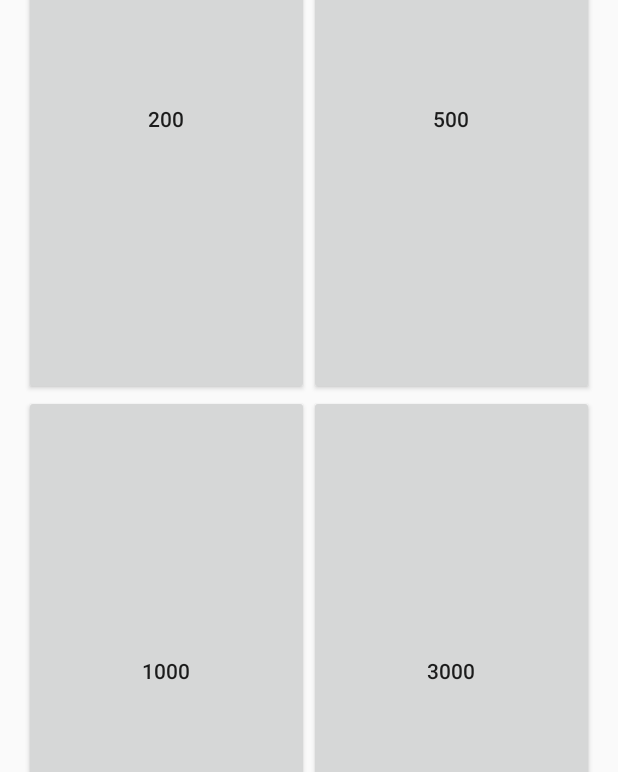
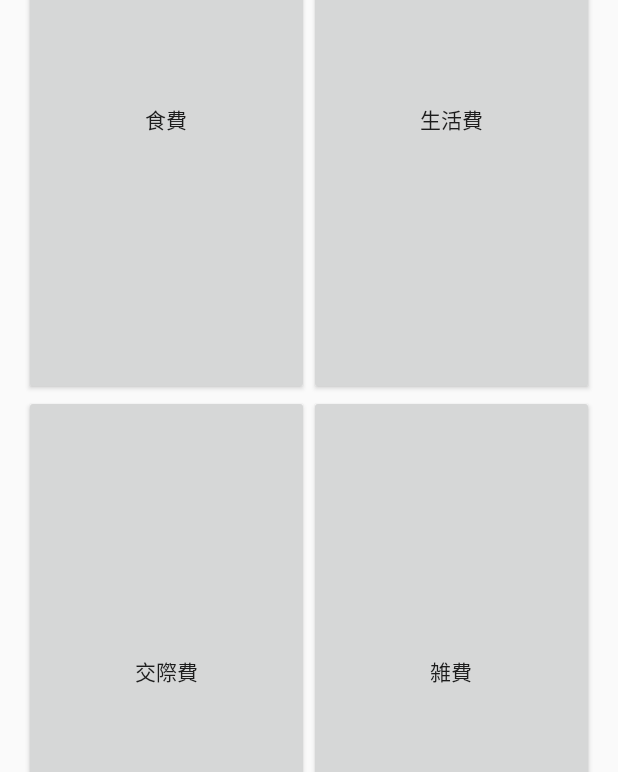
Before and after one commit to monohal/LPAccountBook, an Android app: the screen it shows after launch (LPAccountBookActivity), after a tap on "200", on a phone screen of 412 x 824 dp. Shown: the part 265-1037 px from the top of the screen. Run offline under Robolectric (Android 15) with nearby library versions, the phone set to English and light mode, and no system bars.

Commit message:
データベース未実装

```diff
--- a/app/src/main/java/com/example/hal/lpaccountbook/InputMoneyData.java
+++ b/app/src/main/java/com/example/hal/lpaccountbook/InputMoneyData.java
@@ -2,8 +2,8 @@ package com.example.hal.lpaccountbook;
 
 import android.content.Context;
 import android.content.SharedPreferences;
+import android.util.Log;
 import android.view.View;
-import android.view.ViewGroup;
 import android.widget.Button;
 
 /**
@@ -14,7 +14,8 @@ public class InputMoneyData implements InputState {
     private static final String NOW_STATE = "MONEY";
     private static InputMoneyData singleton = new InputMoneyData();
 
-    SharedPreferences.Editor editor;
+    SharedPreferences.Editor money_editor;
+
     Button btnUL;
     Button btnUR;
     Button btnLL;
@@ -27,23 +28,24 @@ public class InputMoneyData implements InputState {
 
     /**
      * singletonパターン
-     * @return
      */
     public static InputState getInstance(){
         return singleton;
     }
 
     @Override
-    public void Init(Context context, ViewGroup vg){
-        SharedPreferences data = context.getSharedPreferences(MONEY_FILE_NAME, Context.MODE_PRIVATE);
-        editor = data.edit();
-        setMoneyData(data, vg);
+    public void Init(Context context, View v){
+        Log.d("OUTPUT", "IMD");
+        SharedPreferences money_data = context.getSharedPreferences(MONEY_FILE_NAME, Context.MODE_PRIVATE);
+        money_editor = money_data.edit();
+        setMoneyData(money_data, v);
     }
 
     @Override
-    public void setInputData(View v){
-        editor.putInt(MONEY_DATA, getMoneyData(v));
-        editor.apply();
+    public void getInputData(View v){
+        money_editor.putInt(MONEY_DATA, getMoneyData(v));
+        Log.d("OUTPUT", String.valueOf(getMoneyData(v)));
+        money_editor.apply();
     }
 
     @Override
@@ -56,11 +58,11 @@ public class InputMoneyData implements InputState {
         return NOW_STATE;
     }
 
-    public void setMoneyData(SharedPreferences data, ViewGroup vg){
-        btnUL = (Button)vg.findViewById(R.id.button_UL);
-        btnUR = (Button)vg.findViewById(R.id.button_UR);
-        btnLL = (Button)vg.findViewById(R.id.button_LL);
-        btnLR = (Button)vg.findViewById(R.id.button_LR);
+    public void setMoneyData(SharedPreferences data, View v){
+        btnUL = (Button) v.findViewById(R.id.button_UL);
+        btnUR = (Button) v.findViewById(R.id.button_UR);
+        btnLL = (Button) v.findViewById(R.id.button_LL);
+        btnLR = (Button) v.findViewById(R.id.button_LR);
 
         btnUL.setText(String.valueOf(data.getInt(UL, 200)));
         btnUR.setText(String.valueOf(data.getInt(UR, 500)));
--- a/app/src/main/java/com/example/hal/lpaccountbook/InputState.java
+++ b/app/src/main/java/com/example/hal/lpaccountbook/InputState.java
@@ -1,6 +1,7 @@
 package com.example.hal.lpaccountbook;
 
 import android.content.Context;
+import android.content.SharedPreferences;
 import android.view.View;
 import android.view.ViewGroup;
 import android.widget.Button;
@@ -16,7 +17,6 @@ public interface InputState {
     String MONEY_DATA = "MONEY";
     String STRING_DATA = "STRING";
 
-
     String UL = "hl_button";
     String UR = "hr_button";
     String LL = "ll_button";
@@ -25,17 +25,17 @@ public interface InputState {
     /**
      *  ボタンにsettextする
      */
-    void Init(Context context,ViewGroup vg);
+    void Init(Context context,View v);
 
     /**
      *  ボタンにsettextする
      * @param v ボタンをまとめたViewGroupを持ってきてます
      */
-    void setInputData(View v);
+    void getInputData(View v);
 
     /**
      *  現在の状態から次の状態へ移行
-     * @param context
+     * @param context コンテキスト
      * @return 次の状態
      */
     InputState ChangeState(Context context);
--- a/app/src/main/java/com/example/hal/lpaccountbook/InputStringData.java
+++ b/app/src/main/java/com/example/hal/lpaccountbook/InputStringData.java
@@ -2,41 +2,55 @@ package com.example.hal.lpaccountbook;
 
 import android.content.Context;
 import android.content.SharedPreferences;
+import android.util.Log;
 import android.view.View;
-import android.view.ViewGroup;
 import android.widget.Button;
 
 /**
  * Created by HAL on 2016/03/06.
+ * State:String
  */
-public class InputStringData implements InputState{
-    private static final String NOW_STATE = "String";
+public class InputStringData implements InputState {
+    private static final String NOW_STATE = "MONEY";
     private static InputStringData singleton = new InputStringData();
 
-    SharedPreferences.Editor editor;
+    SharedPreferences.Editor money_editor;
+    SharedPreferences.Editor string_editor;
+
     Button btnUL;
     Button btnUR;
     Button btnLL;
     Button btnLR;
 
+    /**
+     * コンストラクタ
+     */
     private InputStringData(){}
 
-
+    /**
+     * singletonパターン
+     */
     public static InputState getInstance(){
         return singleton;
     }
 
     @Override
-    public void Init(Context context, ViewGroup vg){
-        SharedPreferences data = context.getSharedPreferences(STRING_FILE_NAME, Context.MODE_PRIVATE);
-        editor = data.edit();
-        setStringData(data, vg);
+    public void Init(Context context, View v){
+        Log.d("OUTPUT", "ISD");
+        SharedPreferences money_data = context.getSharedPreferences(MONEY_FILE_NAME, Context.MODE_PRIVATE);
+        SharedPreferences string_data = context.getSharedPreferences(STRING_FILE_NAME, Context.MODE_PRIVATE);
+
+        money_editor = money_data.edit();
+        string_editor = string_data.edit();
+
+        setStringData(string_data, v);
     }
 
     @Override
-    public void setInputData(View v){
+    public void getInputData(View v){
         getStringData(v);
-
+        Log.d("OUTPUT", getStringData(v));
+        string_editor.apply();
     }
 
     @Override
@@ -49,29 +63,29 @@ public class InputStringData implements InputState{
         return NOW_STATE;
     }
 
-    public void setStringData(SharedPreferences data, ViewGroup vg){
-        btnUL = (Button)vg.findViewById(R.id.button_UL);
-        btnUR = (Button)vg.findViewById(R.id.button_UR);
-        btnLL = (Button)vg.findViewById(R.id.button_LL);
-        btnLR = (Button)vg.findViewById(R.id.button_LR);
+    public void setStringData(SharedPreferences data, View v){
+        btnUL = (Button) v.findViewById(R.id.button_UL);
+        btnUR = (Button) v.findViewById(R.id.button_UR);
+        btnLL = (Button) v.findViewById(R.id.button_LL);
+        btnLR = (Button) v.findViewById(R.id.button_LR);
 
-        btnUL.setText(String.valueOf(data.getInt(UL, 200)));
-        btnUR.setText(String.valueOf(data.getInt(UR, 500)));
-        btnLL.setText(String.valueOf(data.getInt(LL, 1000)));
-        btnLR.setText(String.valueOf(data.getInt(LR, 3000)));
+        btnUL.setText(data.getString(UL, "食費"));
+        btnUR.setText(data.getString(UR, "生活費"));
+        btnLL.setText(data.getString(LL, "交際費"));
+        btnLR.setText(data.getString(LR, "雑費"));
     }
 
-    public int getStringData(View v){
+    public String getStringData(View v){
         switch (v.getId()){
             case R.id.button_UL:
-                return Integer.parseInt(btnUL.getText().toString());
+                return btnUL.getText().toString();
             case R.id.button_UR:
-                return Integer.parseInt(btnUR.getText().toString());
+                return btnUR.getText().toString();
             case R.id.button_LL:
-                return Integer.parseInt(btnLL.getText().toString());
+                return btnLL.getText().toString();
             case R.id.button_LR:
-                return Integer.parseInt(btnLR.getText().toString());
+                return btnLR.getText().toString();
         }
-        return 0;
+        return null;
     }
 }
--- a/app/src/main/java/com/example/hal/lpaccountbook/LPAccountBookActivity.java
+++ b/app/src/main/java/com/example/hal/lpaccountbook/LPAccountBookActivity.java
@@ -7,10 +7,13 @@ import android.support.design.widget.FloatingActionButton;
 import android.support.design.widget.Snackbar;
 import android.support.v7.app.AppCompatActivity;
 import android.support.v7.widget.Toolbar;
+import android.util.Log;
 import android.view.View;
 import android.view.Menu;
 import android.view.MenuItem;
 import android.view.ViewGroup;
+
+import java.util.Locale;
 
 public class LPAccountBookActivity extends AppCompatActivity {
 
@@ -21,19 +24,30 @@ public class LPAccountBookActivity extends AppCompatActivity {
     protected void onCreate(Bundle savedInstanceState) {
         super.onCreate(savedInstanceState);
         setContentView(R.layout.activity_lpaccount_book);
-        ViewGroup viewGroup;
-        viewGroup = (ViewGroup)findViewById(R.id.activity_input);
+        View view;
+        view = findViewById(R.id.activity_input);
 
         Toolbar toolbar = (Toolbar) findViewById(R.id.toolbar);
         setSupportActionBar(toolbar);
 
+        setLanguage();
         FirstTime();
-        inputstate.Init(this, viewGroup);
+        inputstate.Init(this, view);
+    }
+
+    public void setLanguage(){
+        Locale locale = Locale.getDefault();
+
+
     }
 
     public void onClick(View v) {
+        inputstate.getInputData(v);
+        inputstate = inputstate.ChangeState(this);
 
-
+        View view;
+        view = findViewById(R.id.activity_input);
+        inputstate.Init(this, view);
     }
 
     private void FirstTime(){
@@ -44,11 +58,11 @@ public class LPAccountBookActivity extends AppCompatActivity {
             AlertDialog.Builder alertDialog=new AlertDialog.Builder(this);
 
             // ダイアログの設定
-            alertDialog.setTitle("ヒント");          //タイトル
-            alertDialog.setMessage("「画面右上 メニューキー → Help」\nでヘルプが読めます。");      //内容
-            alertDialog.setIcon(android.R.drawable.ic_menu_info_details);   //アイコン設定
-            alertDialog.create();
-            alertDialog.show();
+            alertDialog.setTitle(R.string.dialog_firsttime_title)          //タイトル
+                .setMessage(R.string.dialog_firsttime_message)      //内容
+                .setIcon(android.R.drawable.ic_menu_info_details)   //アイコン設定
+                .create()
+                .show();
 
             editor.putBoolean("Launched", true);
             editor.commit();
--- a/app/src/main/res/values/strings.xml
+++ b/app/src/main/res/values/strings.xml
@@ -1,4 +1,9 @@
 <resources>
     <string name="app_name">LPAccountBook</string>
     <string name="action_settings">Settings</string>
+
+    <string name="dialog_firsttime_title">ヒント</string>
+    <string name="dialog_firsttime_message">「画面右上 メニューキー → Help」\nでヘルプが読めます。</string>
+
+    <string name="settings_title">Settings</string>
 </resources>
```
Also changed, not shown: app/src/main/res/layout/activity_settings.xml (added, +19 -0 lines), 1 other file.
